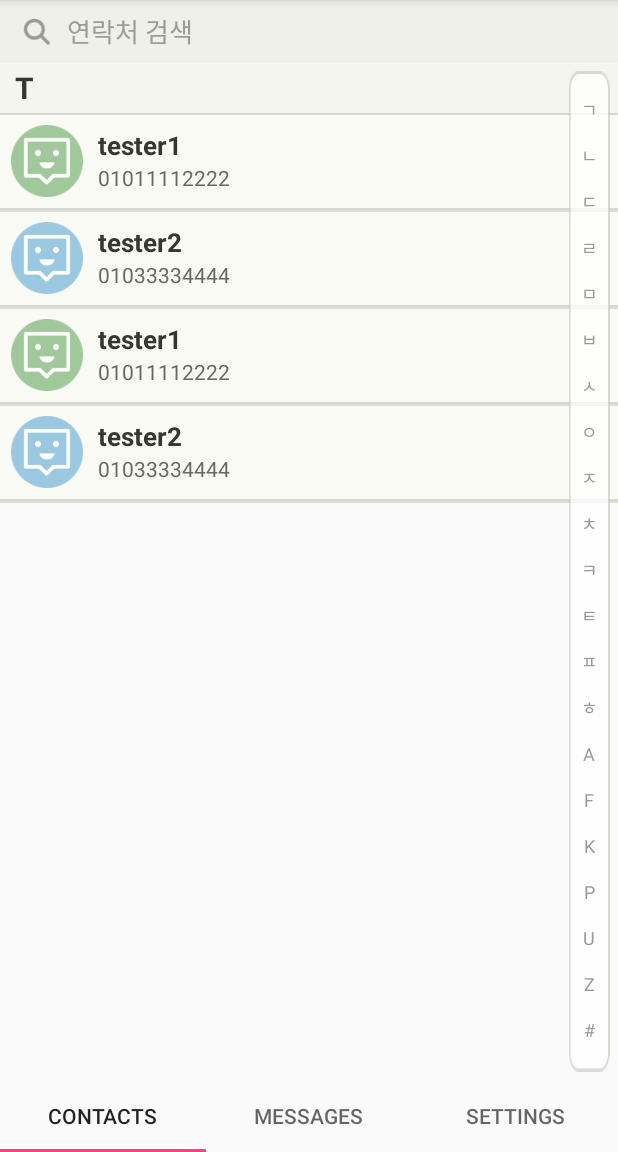
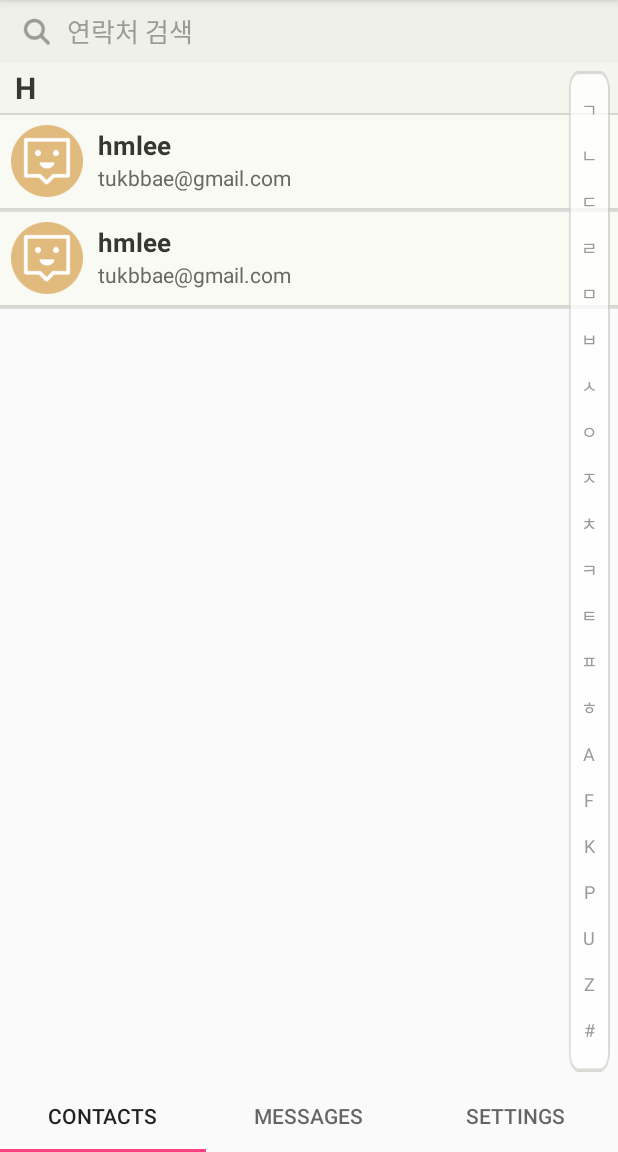
Before and after one commit to tukbbae/ChatProject, an Android app: the screen it shows after launch (MainActivity), after a tap on "새 메시지", on a phone screen of 412 x 824 dp, the part 84-1236 px from its top. Run offline under Robolectric (Android 15) with nearby library versions, the phone set to English and light mode, and no system bars; our stand-ins replace Firebase (no records; nobody signed in at launch, a user with empty details on screens opened directly); libraries missing offline, so code that uses them is left out: com.firebase.client, com.nostra13.universalimageloader; 5 statements that could not run were skipped.

Commit message:
Phone Number -> Email 기반 서비스로 변경

```diff
--- a/ChatClient/app/src/main/java/com/hmlee/chat/chatclient/ContactsAdapter.java
+++ b/ChatClient/app/src/main/java/com/hmlee/chat/chatclient/ContactsAdapter.java
@@ -102,7 +102,7 @@ public class ContactsAdapter extends BaseAdapter implements SectionIndexer, Filt
 
     private void settingFlag(boolean flag) {
         for (int i = 0; i < mContactItems.size(); i++) {
-            sCheckedItems.put(mContactItems.get(i).getPhoneNumber(), flag);
+            sCheckedItems.put(mContactItems.get(i).getEmail(), flag);
         }
     }
 
@@ -116,7 +116,7 @@ public class ContactsAdapter extends BaseAdapter implements SectionIndexer, Filt
         ArrayList<Contact> contactItems = new ArrayList<Contact>();
         if (sCheckedItems != null) {
             for (int i = 0; i < mContactItems.size(); i++) {
-                if (sCheckedItems.get(mContactItems.get(i).getPhoneNumber())) {
+                if (sCheckedItems.get(mContactItems.get(i).getEmail())) {
                     contactItems.add(mContactItems.get(i));
                 }
             }
@@ -144,8 +144,8 @@ public class ContactsAdapter extends BaseAdapter implements SectionIndexer, Filt
         // }
         if (mContactItems != null) {
             for (int i = 0; i < mContactItems.size(); i++) {
-                if (sCheckedItems.get(mContactItems.get(i).getPhoneNumber()) == null) {
-                    sCheckedItems.put(mContactItems.get(i).getPhoneNumber(), false);
+                if (sCheckedItems.get(mContactItems.get(i).getEmail()) == null) {
+                    sCheckedItems.put(mContactItems.get(i).getEmail(), false);
                 }
             }
         }
@@ -165,8 +165,8 @@ public class ContactsAdapter extends BaseAdapter implements SectionIndexer, Filt
             holder.nameText = (HighlightTextView) convertView.findViewById(R.id.contact_item_name_text);
             holder.nameText
                     .setHighlightTextColor(mContext.getResources().getColor(R.color.contact_searched_text_color));
-            holder.numberText = (HighlightTextView) convertView.findViewById(R.id.contact_item_number_text);
-            holder.numberText.setHighlightTextColor(mContext.getResources().getColor(
+            holder.emailText = (HighlightTextView) convertView.findViewById(R.id.contact_item_email_text);
+            holder.emailText.setHighlightTextColor(mContext.getResources().getColor(
                     R.color.contact_searched_text_color));
             convertView.setTag(R.id.tag_contact_holder, holder);
         } else {
@@ -176,7 +176,7 @@ public class ContactsAdapter extends BaseAdapter implements SectionIndexer, Filt
         Animation animation = AnimationUtils.loadAnimation(mContext, R.anim.push_down_in);
         holder.nameText.setAnimation(animation);
         String name = mContactItems.get(position).getName();
-        final String number = mContactItems.get(position).getPhoneNumber();
+        final String email = mContactItems.get(position).getEmail();
         convertView.setTag(R.id.tag_contact_item, mContactItems.get(position));
 
 
@@ -190,13 +190,13 @@ public class ContactsAdapter extends BaseAdapter implements SectionIndexer, Filt
                 @Override
                 public void onClick(View v) {
                     boolean checked = holder.selectCheck.isChecked();
-                    sCheckedItems.put(number, checked);
+                    sCheckedItems.put(email, checked);
                 }
             });
-            if (sCheckedItems.get(number) == null) {
-                sCheckedItems.put(number, mAllSelected);
+            if (sCheckedItems.get(email) == null) {
+                sCheckedItems.put(email, mAllSelected);
             }
-            holder.selectCheck.setChecked(sCheckedItems.get(number));
+            holder.selectCheck.setChecked(sCheckedItems.get(email));
         } else {
             holder.selectCheck.setVisibility(View.GONE);
         }
@@ -225,9 +225,9 @@ public class ContactsAdapter extends BaseAdapter implements SectionIndexer, Filt
 
         holder.nameText.setText(name);
         holder.nameText.setHighlightText(getMatchedText(name, mSearchString));
-        holder.numberText.setText(number);
-        holder.numberText.setHighlightText(getMatchedText(number, mSearchString));
-        holder.profileImage.setImageResource(DummyContact.getAvatar(mContactItems.get(position).getPhoneNumber()));
+        holder.emailText.setText(email);
+        holder.emailText.setHighlightText(getMatchedText(email, mSearchString));
+        holder.profileImage.setImageResource(DummyContact.getAvatar(mContactItems.get(position).getEmail()));
 
         return convertView;
     }
@@ -249,7 +249,7 @@ public class ContactsAdapter extends BaseAdapter implements SectionIndexer, Filt
         LinearLayout initialCharLayout;
         TextView initialCharText;
         HighlightTextView nameText;
-        HighlightTextView numberText;
+        HighlightTextView emailText;
         ImageView profileImage;
    }
 
@@ -310,7 +310,7 @@ public class ContactsAdapter extends BaseAdapter implements SectionIndexer, Filt
                 for (Contact item : mOriginalContactItems) {
                     if (KoreanTextMatcher.isMatch(item.getName(), constraintString)) {
                         filtered.add(item);
-                    } else if (deleteHyphen(item.getPhoneNumber()).contains(deleteHyphen(constraintString))) {
+                    } else if (deleteHyphen(item.getEmail()).contains(deleteHyphen(constraintString))) {
                         filtered.add(item);
                     }
                 }
--- a/ChatClient/app/src/main/java/com/hmlee/chat/chatclient/ContactsFragment.java
+++ b/ChatClient/app/src/main/java/com/hmlee/chat/chatclient/ContactsFragment.java
@@ -101,10 +101,8 @@ public class ContactsFragment extends Fragment implements OnClickListener {
         setHasOptionsMenu(true);
         // TODO :: contact list setting
 
-        Contact contact1 = new Contact("tester1", "01011112222", "test@gmail.com", null);
-        Contact contact2 = new Contact("tester2", "01033334444", "test@gmail.com", null);
+        Contact contact1 = new Contact("hmlee", "tukbbae@gmail.com", null);
         sContactList.add(contact1);
-        sContactList.add(contact2);
 
         mAdapter = new ContactsAdapter(mActivity, sContactList, sMultiSelectMode);
         mListView.setAdapter(mAdapter);
@@ -138,7 +136,7 @@ public class ContactsFragment extends Fragment implements OnClickListener {
                     items.add(item);
 
                     // TODO :: contact list click event set
-                    long threadId = MessageDB.getInstance().getThreadId(mActivity, item.getPhoneNumber());
+                    long threadId = MessageDB.getInstance().getThreadId(mActivity, item.getEmail());
                     Intent intent = new Intent(mActivity, MessageActivity.class).putExtra(MessageActivity.THREAD_ID, threadId);
                     startActivity(intent);
 
--- a/ChatClient/app/src/main/java/com/hmlee/chat/chatclient/ConversationsAdapter.java
+++ b/ChatClient/app/src/main/java/com/hmlee/chat/chatclient/ConversationsAdapter.java
@@ -134,7 +134,7 @@ public class ConversationsAdapter extends BaseAdapter {
             holder.conversationCheck.setChecked(mConversationList.get(position).isChecked());
         }
 
-        String tempNames = RecipientIdCache.getAddress(""+mConversationList.get(position).getThreadId()).names == null ? "" :RecipientIdCache.getAddress(""+mConversationList.get(position).getThreadId()).names;
+        String tempNames = RecipientIdCache.getEmail(""+mConversationList.get(position).getThreadId()).names == null ? "" :RecipientIdCache.getEmail(""+mConversationList.get(position).getThreadId()).names;
         holder.userTitleText.setText(tempNames);
         if (mConversationList.get(position).getDate() != 0) {
             holder.lastMessageDate.setText(DateUtils.formatListDate(mConversationList.get(position).getDate()));
--- a/ChatClient/app/src/main/java/com/hmlee/chat/chatclient/data/Contact.java
+++ b/ChatClient/app/src/main/java/com/hmlee/chat/chatclient/data/Contact.java
@@ -7,7 +7,6 @@ public class Contact {
 
     private int id;
     private String name;
-    private String phoneNumber;
     private String email;
     private String registrationToken;
 
@@ -16,9 +15,8 @@ public class Contact {
     private Contact() {
     }
 
-    public Contact(String name, String phoneNumber, String email, String registrationToken) {
+    public Contact(String name, String email, String registrationToken) {
         this.name = name;
-        this.phoneNumber = phoneNumber;
         this.email = email;
         this.registrationToken = registrationToken;
     }
@@ -39,14 +37,6 @@ public class Contact {
         this.name = name;
     }
 
-    public String getPhoneNumber() {
-        return phoneNumber;
-    }
-
-    public void setPhoneNumber(String phoneNumber) {
-        this.phoneNumber = phoneNumber;
-    }
-
     public String getEmail() {
         return email;
     }
--- a/ChatClient/app/src/main/java/com/hmlee/chat/chatclient/db/DB_Constant.java
+++ b/ChatClient/app/src/main/java/com/hmlee/chat/chatclient/db/DB_Constant.java
@@ -9,19 +9,9 @@ public interface DB_Constant {
     public static final int ADD = 0;
     public static final int REMOVE = 1;
 
-    // Message DB
-    public static String TABLE_NAME = "chat_chat";
-    public static String FIELD_DATE = "date";
-    public static String FIELD_BODY = "body";
-    public static String FILED_MSG_TYPE = "message_type";
-    public static String FIELD_TYPE = "type";
-    public static String FIELD_ADDRESS = "address";
-    public static String FIELD_STATUS = "status";
-    public static String FIELD_NAME = "name";
-
     // Threads DB
     public static String THREADS_TABLE_NAME = "threads";
-    public static String THREADS_FIELD_THREAD_ADDRESS = "address";
+    public static String THREADS_FIELD_THREAD_EMAIL = "email";
     public static String THREADS_FIELD_THREAD_NAMES = "names";
 
     // Conversation DB
@@ -39,7 +29,7 @@ public interface DB_Constant {
     public static String MESSAGES_TABLE_NAME = "messages";
     public static String MESSAGES_FIELD_ID ="_id";
     public static String MESSAGES_FIELD_THREAD_ID = "threadId";
-    public static String MESSAGES_FIELD_ADDRESS = "address";
+    public static String MESSAGES_FIELD_EMAIL = "email";
     public static String MESSAGES_FIELD_NAMES = "names";
     public static String MESSAGES_FIELD_BODY = "body";
     public static String MESSAGES_FIELD_DATE = "date";
@@ -55,11 +45,6 @@ public interface DB_Constant {
     public static String CONTACTS_FIELD_TYPE = "type";
     public static String CONTACTS_FIELD_POSITION = "position";
 
-    // PartInfo DB
-    public static String PART_INFO_TABLE_NAME = "partinfo";
-    public static String PART_INFO_FIELD_PART = "part";
-    public static String PART_INFO_FIELD_COUNT = "count";
-
     public static final int SEND_TYPE = 0x01;
     public static final int RECEIVE_TYPE = 0x02;
 
--- a/ChatClient/app/src/main/java/com/hmlee/chat/chatclient/db/MessageDB.java
+++ b/ChatClient/app/src/main/java/com/hmlee/chat/chatclient/db/MessageDB.java
@@ -19,13 +19,13 @@ public class MessageDB implements BaseColumns, DB_Constant {
     private static final int CONVERSATION = 200;
     private static final int MESSAGES = 300;
 
-    private static String THREADS_PROJECTION[] = { _ID, THREADS_FIELD_THREAD_ADDRESS, THREADS_FIELD_THREAD_NAMES };
+    private static String THREADS_PROJECTION[] = { _ID, THREADS_FIELD_THREAD_EMAIL, THREADS_FIELD_THREAD_NAMES };
 
     private static String CONVERSATION_PROJECTION[] = { _ID, CONVERSATION_FIELD_THREAD_ID, CONVERSATION_FIELD_SNIPPET,
             CONVERSATION_FIELD_DATE, CONVERSATION_FIELD_STATUS, CONVERSATION_FIELD_MSG_COUNT,
             CONVERSATION_FIELD_UNREAD_COUNT, CONVERSATION_FIELD_FAVORITY, CONVERSATION_FIELD_BLOCKED };
 
-    private static String MESSAGES_PROJECTION[] = { _ID, MESSAGES_FIELD_THREAD_ID, MESSAGES_FIELD_ADDRESS,
+    private static String MESSAGES_PROJECTION[] = { _ID, MESSAGES_FIELD_THREAD_ID, MESSAGES_FIELD_EMAIL,
             MESSAGES_FIELD_NAMES, MESSAGES_FIELD_BODY, MESSAGES_FIELD_DATE, MESSAGES_FIELD_TYPE, MESSAGES_FIELD_STATUS,
             MESSAGES_FIELD_READ };
 
@@ -65,7 +65,7 @@ public class MessageDB implements BaseColumns, DB_Constant {
 
     public long insertThreads(Context context, String address, String names) {
         ContentValues values = new ContentValues();
-        values.put(THREADS_FIELD_THREAD_ADDRESS, address);
+        values.put(THREADS_FIELD_THREAD_EMAIL, address);
         values.put(THREADS_FIELD_THREAD_NAMES, names);
         try {
             long id = getThreadId(context, address);
@@ -84,14 +84,14 @@ public class MessageDB implements BaseColumns, DB_Constant {
         return -1;
     }
 
-    public long getThreadId(Context context, String address) {
+    public long getThreadId(Context context, String email) {
         long id = -1;
         Cursor cursor = null;
         try {
-            StringBuilder where = new StringBuilder(THREADS_FIELD_THREAD_ADDRESS);
+            StringBuilder where = new StringBuilder(THREADS_FIELD_THREAD_EMAIL);
             where.append('=');
             where.append('\'');
-            where.append(address);
+            where.append(email);
             where.append('\'');
             getThreadCursor(context);
             cursor = queryForThreads(context, where.toString());
@@ -211,7 +211,7 @@ public class MessageDB implements BaseColumns, DB_Constant {
         ContentValues values = new ContentValues();
         values.put(MESSAGES_FIELD_THREAD_ID, threadId);
         values.put(MESSAGES_FIELD_TYPE, message_type);
-        values.put(MESSAGES_FIELD_ADDRESS, address);
+        values.put(MESSAGES_FIELD_EMAIL, address);
         values.put(MESSAGES_FIELD_NAMES, names);
         values.put(MESSAGES_FIELD_BODY, body);
         values.put(MESSAGES_FIELD_DATE, System.currentTimeMillis());
@@ -527,7 +527,7 @@ public class MessageDB implements BaseColumns, DB_Constant {
         public void onCreate(SQLiteDatabase db) {
             // threads 테이블
             db.execSQL("CREATE TABLE " + THREADS_TABLE_NAME + " (" + _ID + " INTEGER PRIMARY KEY NOT NULL,"
-                    + THREADS_FIELD_THREAD_ADDRESS + " TEXT NOT NULL," + THREADS_FIELD_THREAD_NAMES + " TEXT NOT NULL"
+                    + THREADS_FIELD_THREAD_EMAIL + " TEXT NOT NULL," + THREADS_FIELD_THREAD_NAMES + " TEXT NOT NULL"
                     + ");");
 
             // conversation 테이블
@@ -541,7 +541,7 @@ public class MessageDB implements BaseColumns, DB_Constant {
 
             // messages 테이블
             db.execSQL("CREATE TABLE " + MESSAGES_TABLE_NAME + " (" + _ID + " INTEGER PRIMARY KEY NOT NULL,"
-                    + MESSAGES_FIELD_THREAD_ID + " INTEGER NOT NULL," + MESSAGES_FIELD_ADDRESS + " TEXT NOT NULL,"
+                    + MESSAGES_FIELD_THREAD_ID + " INTEGER NOT NULL," + MESSAGES_FIELD_EMAIL + " TEXT NOT NULL,"
                     + MESSAGES_FIELD_NAMES + " TEXT," + MESSAGES_FIELD_BODY + " TEXT," + MESSAGES_FIELD_TYPE
                     + " TEXT NOT NULL," + MESSAGES_FIELD_DATE + " INTEGER NOT NULL," + MESSAGES_FIELD_STATUS
                     + " INTEGER NOT NULL," + MESSAGES_FIELD_READ + " INTEGER NOT NULL," + " FOREIGN KEY ("
--- a/ChatClient/app/src/main/java/com/hmlee/chat/chatclient/fcm/MyFirebaseMessagingService.java
+++ b/ChatClient/app/src/main/java/com/hmlee/chat/chatclient/fcm/MyFirebaseMessagingService.java
@@ -72,16 +72,16 @@ public class MyFirebaseMessagingService extends FirebaseMessagingService {
             Log.d(TAG, "Message Notification Body: " + remoteMessage.getNotification().getBody());
         }
 
-        String number = remoteMessage.getData().get("number");
+        String email = remoteMessage.getData().get("email");
         String sender = remoteMessage.getData().get("sender");
         String message = remoteMessage.getData().get("message");
 
-        MessageDB.getInstance().storeMessage(MyFirebaseMessagingService.this, CommonUtils.MESSAGE, number, sender, message, MessageDB.RECEIVE_TYPE);
+        MessageDB.getInstance().storeMessage(MyFirebaseMessagingService.this, CommonUtils.MESSAGE, email, sender, message, MessageDB.RECEIVE_TYPE);
 
         // Also if you intend on generating your own notifications as a result of a received FCM
         // message, here is where that should be initiated. See sendNotification method below.
         if(ConfigSettingPreferences.getInstance(getApplicationContext()).getPrefNoticeNotification()) {
-            ConfigSettingPreferences.getInstance(getApplicationContext()).setPushNotification(0, message, number, sender);
+            ConfigSettingPreferences.getInstance(getApplicationContext()).setPushNotification(0, message, email, sender);
         }
 
         if (!PhoneUtils.isScreenOn(getApplicationContext())
--- a/ChatClient/app/src/main/res/layout/row_contact_item.xml
+++ b/ChatClient/app/src/main/res/layout/row_contact_item.xml
@@ -84,7 +84,7 @@
                 android:textStyle="bold" />
 
             <com.hmlee.chat.chatclient.widget.HighlightTextView
-                android:id="@+id/contact_item_number_text"
+                android:id="@+id/contact_item_email_text"
                 android:layout_width="match_parent"
                 android:layout_height="wrap_content"
                 android:layout_marginBottom="2dp"
```
Also changed, not shown: ChatClient/app/src/main/java/com/hmlee/chat/chatclient/MessageActivity.java (+6 -6 lines), ChatClient/app/src/main/java/com/hmlee/chat/chatclient/db/RecipientIdCache.java (+12 -12 lines).
